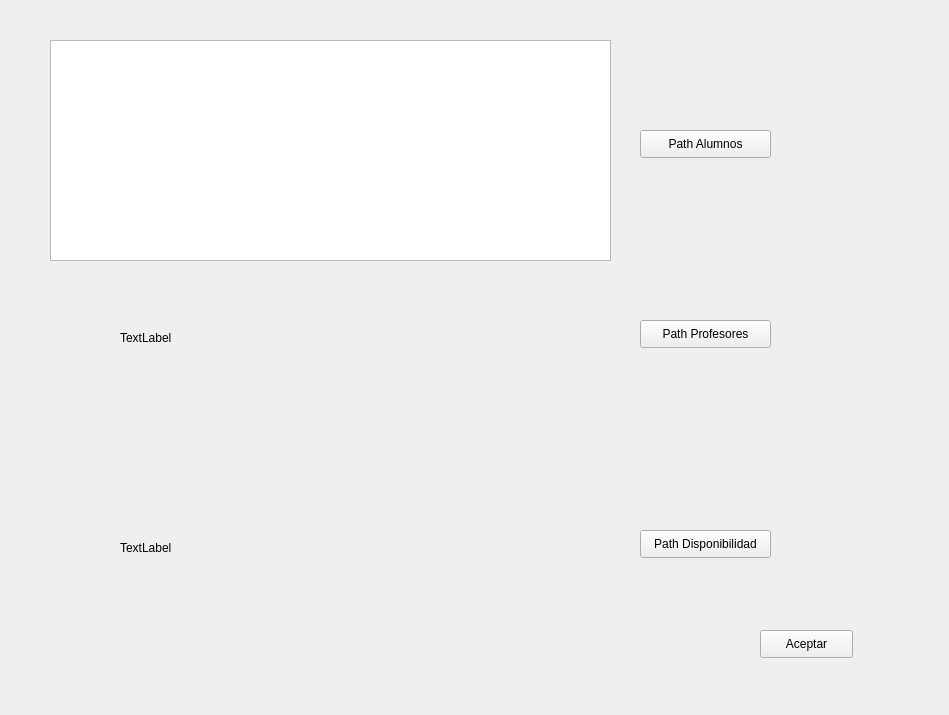
Old version of the form TFGapp/TFGapp/mainImport.ui in the repository tfgapp/tfg.
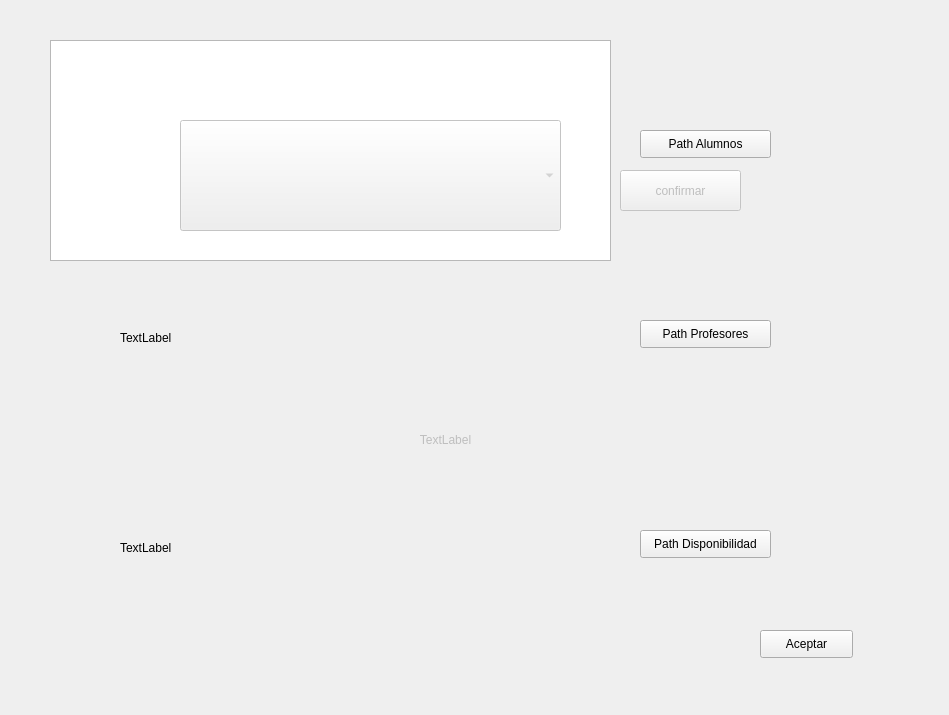
New version of the form.

Commit message: cambios de import

Patch:
```diff
--- a/TFGapp/TFGapp/mainImport.ui
+++ b/TFGapp/TFGapp/mainImport.ui
@@ -101,6 +101,54 @@
     </rect>
    </property>
   </widget>
+  <widget class="QComboBox" name="selectGrado">
+   <property name="enabled">
+    <bool>false</bool>
+   </property>
+   <property name="geometry">
+    <rect>
+     <x>180</x>
+     <y>120</y>
+     <width>381</width>
+     <height>111</height>
+    </rect>
+   </property>
+  </widget>
+  <widget class="QPushButton" name="confirmarGrado">
+   <property name="enabled">
+    <bool>false</bool>
+   </property>
+   <property name="geometry">
+    <rect>
+     <x>620</x>
+     <y>170</y>
+     <width>121</width>
+     <height>41</height>
+    </rect>
+   </property>
+   <property name="text">
+    <string>confirmar</string>
+   </property>
+  </widget>
+  <widget class="QLabel" name="path">
+   <property name="enabled">
+    <bool>false</bool>
+   </property>
+   <property name="geometry">
+    <rect>
+     <x>100</x>
+     <y>430</y>
+     <width>691</width>
+     <height>20</height>
+    </rect>
+   </property>
+   <property name="text">
+    <string>TextLabel</string>
+   </property>
+   <property name="alignment">
+    <set>Qt::AlignCenter</set>
+   </property>
+  </widget>
  </widget>
  <layoutdefault spacing="6" margin="11"/>
  <resources/>
```
Left out of the diff: 17 changed lines with no effect on the pictures. The commit also changes 2 other files.
